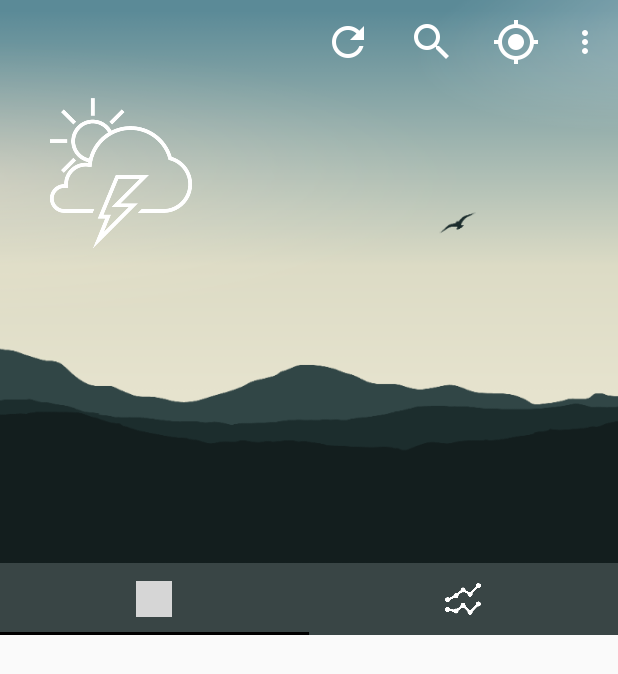
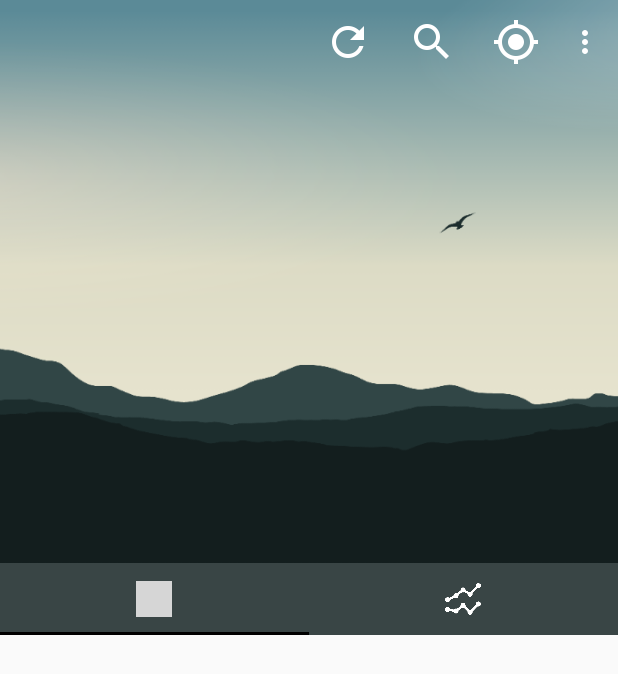
Before and after one commit to m4racz/Stormy, an Android app: the screen it shows after launch (MainActivity), on a phone screen of 412 x 824 dp. Shown: the top 674 px of the screen. Run offline under Robolectric (Android 15) with nearby library versions, the phone set to English and light mode, and no system bars; 2 statements that could not run were skipped; grey boxes are pictures that could not be loaded.

```diff
--- a/app/src/main/java/com/android/m4racz/stormy/FetchWeatherInfo.java
+++ b/app/src/main/java/com/android/m4racz/stormy/FetchWeatherInfo.java
@@ -11,11 +11,9 @@ import android.support.v7.widget.LinearLayoutManager;
 import android.support.v7.widget.RecyclerView;
 import android.util.Log;
 import android.view.View;
-import android.widget.ImageView;
 import android.widget.TextView;
 
 import com.android.m4racz.stormy.CurrentWeather.CurrentWeather;
-import com.android.m4racz.stormy.CurrentWeather.Main;
 import com.android.m4racz.stormy.ForecastWeather.ForecastWeather;
 import com.android.m4racz.stormy.ForecastWeather.List;
 import com.android.m4racz.stormy.Utils.CalcUtils;
@@ -122,8 +120,9 @@ public class FetchWeatherInfo extends AsyncTask<String, Void, ArrayList<String>>
 
         TextView mCurrentTemperature;
         TextView mCurrentWeatherIcon;
-        TextView mCurrentDescription;
+        TextView mCurrentLocation;
         TextView mCurrentLastUpdate;
+        TextView mCurrentCondition;
 
 
         if(result!=null) {
@@ -265,14 +264,27 @@ public class FetchWeatherInfo extends AsyncTask<String, Void, ArrayList<String>>
                 mCurrentSunsetIcon.setTypeface(MainActivity.weatherIcon);
                 mCurrentSunsetLabel.setTypeface(MainActivity.robotoLight);
                 mCurrentSunsetValue.setTypeface(MainActivity.robotoLight);
-                //CurrentWeather
+
+                //CurrentWeather Upper Section
+                mCurrentWeatherIcon = mainActivity.findViewById(R.id.current_weather_icon);
                 mCurrentTemperature = mainActivity.findViewById(R.id.current_weather_temperature);
-                mCurrentDescription = mainActivity.findViewById(R.id.current_weather_description);
+                mCurrentLocation = mainActivity.findViewById(R.id.current_weather_location);
                 mCurrentLastUpdate = mainActivity.findViewById(R.id.current_weather_last_update);
+                mCurrentCondition = mainActivity.findViewById(R.id.current_weather_condition);
 
                 mCurrentTemperature.setTypeface(MainActivity.robotoLight);
-                mCurrentDescription.setTypeface(MainActivity.robotoLight);
+                mCurrentLocation.setTypeface(MainActivity.robotoLight);
                 mCurrentLastUpdate.setTypeface(MainActivity.robotoLight);
+                mCurrentWeatherIcon.setTypeface(MainActivity.weatherIcon);
+                mCurrentCondition.setTypeface(MainActivity.robotoLight);
+
+                //Current Weather UpperSection
+                mCurrentWeatherIcon.setText("R");
+                mCurrentLocation.setText("Location: Prague");
+                mCurrentLastUpdate.setText("Last update: 3 hours ago");
+                mCurrentTemperature.setText("33°");
+                mCurrentCondition.setText("Condition: Clear Sky");
+
 
                 //setting Icons
                 mCurrentHumidityIcon.setText("8");
@@ -282,6 +294,7 @@ public class FetchWeatherInfo extends AsyncTask<String, Void, ArrayList<String>>
                 mCurrentSunsetIcon.setText("D");
                 mCurrentVisibilityIcon.setText("(");
 
+
                 //setting labels
                 mCurrentHumidityLabel.setText("Humidity");
                 mCurrentWindLabel.setText("WindSpeed");
@@ -289,12 +302,8 @@ public class FetchWeatherInfo extends AsyncTask<String, Void, ArrayList<String>>
                 mCurrentSunriseLabel.setText("Sun Rise");
                 mCurrentSunsetLabel.setText("Sun Set");
                 mCurrentVisibilityLabel.setText("Visibility");
-                mCurrentDescription.setText("Clear Sky");
-                mCurrentLastUpdate.setText("Last update: 3 hours ago");
-                mCurrentTemperature.setText("33°");
 
                 //setting blind values
-                // TODO: 08.10.2018 nastavit ostre hodnoty
                 mCurrentHumidityValue.setText("95%");
                 mCurrentWindValue.setText("35 m/s");
                 mCurrentPreasureValue.setText("1015 hPa");
@@ -302,28 +311,6 @@ public class FetchWeatherInfo extends AsyncTask<String, Void, ArrayList<String>>
                 mCurrentSunsetValue.setText("22:50");
                 mCurrentVisibilityValue.setText("10000m");
 
-
-
-                /*
-                weatherCurrentForecast.setText(currentWeather.getWeather().get(0).getDescription());
-                weatherForecastDate.setText(df.format((forecastdate.getTime())));
-                weatherCurrentLocation.setText(String.format("%s, %s", currentWeather.getName(), currentWeather.getSys().getCountry()));
-
-                mCurrentTemperature.setText(String.format("%s °C", currentTemperature));
-                weatherTemperatureMax.setText(String.format("Min: %s °C", maxTemperature));
-                weatherTemperatureMin.setText(String.format("Max: %s °C", minTemperature));
-                mCurrentWindSpeed.setText(String.format("Wind: %1$s m/s %2$s", windSpeed, windDirection));
-
-                //set Image Views
-
-                int weatherIconsGson = currentWeather.getWeather().get(0).getId();
-                int weatherIconID = WeatherUtils.getWeatherIcon(weatherIconsGson);
-
-                String PACKAGE_NAME = context.getPackageName();
-                int imgID = context.getResources().getIdentifier(String.valueOf(weatherIconID), null, null);
-                Log.i(TAG, "imgID: " + imgID);
-                weatherIconImage.setImageResource(context.getResources().getIdentifier(String.valueOf(imgID), "drawable", PACKAGE_NAME));
-                */
             }
         }
 
--- a/app/src/main/java/com/android/m4racz/stormy/MainActivity.java
+++ b/app/src/main/java/com/android/m4racz/stormy/MainActivity.java
@@ -127,6 +127,7 @@ public class MainActivity extends AppCompatActivity {
     @RequiresApi(api = Build.VERSION_CODES.LOLLIPOP)
     @Override
     protected void onCreate(Bundle savedInstanceState) {
+
 
         //SET MAIN SCREEN
         super.onCreate(savedInstanceState);
--- a/app/src/main/res/layout/activity_main.xml
+++ b/app/src/main/res/layout/activity_main.xml
@@ -49,15 +49,23 @@
                 app:layout_collapseMode="parallax">
 
                 <TextView
-                    android:id="@+id/current_weather_description"
+                    android:id="@+id/current_weather_location"
                     android:layout_width="240dp"
                     android:layout_height="23dp"
                     android:layout_marginStart="8dp"
                     android:layout_marginLeft="8dp"
-                    android:shadowColor="#FFFFFF"
-                    android:shadowDx="0.0"
-                    android:shadowDy="0.0"
-                    android:shadowRadius="18"
+                    android:textColor="@color/primaryTextColor"
+                    android:textSize="16sp"
+                    app:layout_constraintBottom_toTopOf="@+id/current_weather_condition"
+                    app:layout_constraintStart_toStartOf="parent"
+                    tools:text="Location: Prague" />
+
+                <TextView
+                    android:id="@+id/current_weather_condition"
+                    android:layout_width="240dp"
+                    android:layout_height="23dp"
+                    android:layout_marginStart="8dp"
+                    android:layout_marginLeft="8dp"
                     android:textColor="@color/primaryTextColor"
                     android:textSize="16sp"
                     app:layout_constraintBottom_toTopOf="@+id/current_weather_last_update"
@@ -71,15 +79,35 @@
                     android:layout_marginStart="8dp"
                     android:layout_marginLeft="8dp"
                     android:gravity="center_vertical"
-                    android:shadowColor="#FFFFFF"
-                    android:shadowDx="0.0"
-                    android:shadowDy="0.0"
-                    android:shadowRadius="18"
                     android:maxLines="1"
+                    android:textSize="16sp"
                     android:textColor="@color/primaryTextColor"
                     app:layout_constraintBottom_toBottomOf="parent"
                     app:layout_constraintStart_toStartOf="parent"
                     tools:text="Last update: 6:59 am" />
+
+                <TextView
+                    android:id="@+id/current_weather_icon"
+                    android:layout_width="wrap_content"
+                    android:layout_height="wrap_content"
+                    android:layout_marginStart="8dp"
+                    android:layout_marginLeft="8dp"
+                    android:layout_marginTop="8dp"
+                    android:gravity="center_vertical"
+                    android:maxLines="1"
+                    android:paddingLeft="4sp"
+                    android:paddingTop="4sp"
+                    android:paddingRight="4sp"
+                    android:paddingBottom="4sp"
+                    android:textColor="@color/primaryTextColor"
+                    android:textSize="80sp"
+                    app:layout_constraintBottom_toBottomOf="parent"
+                    app:layout_constraintEnd_toEndOf="parent"
+                    app:layout_constraintHorizontal_bias="0.203"
+                    app:layout_constraintStart_toStartOf="parent"
+                    app:layout_constraintTop_toTopOf="parent"
+                    app:layout_constraintVertical_bias="0.0"
+                    tools:text="IC" />
 
                 <TextView
                     android:id="@+id/current_weather_temperature"
@@ -104,14 +132,6 @@
                     app:layout_constraintEnd_toEndOf="parent"
                     tools:text="32°" />
 
-                <ImageView
-                    android:id="@+id/imageView"
-                    android:layout_width="129dp"
-                    android:layout_height="114dp"
-                    android:layout_marginStart="8dp"
-                    android:layout_marginLeft="8dp"
-                    app:layout_constraintStart_toStartOf="parent"
-                    app:srcCompat="@drawable/weather_rain" />
             </android.support.constraint.ConstraintLayout>
 
             <android.support.v7.widget.Toolbar
--- a/app/src/main/res/layout/tab_current_weather_linear.xml
+++ b/app/src/main/res/layout/tab_current_weather_linear.xml
@@ -25,10 +25,10 @@
             android:layout_width="60dp"
             android:layout_height="60dp"
             android:layout_alignParentLeft="true"
-            android:layout_marginBottom="8dp"
             android:layout_marginLeft="6dp"
             android:layout_marginTop="8dp"
-            android:textSize="40sp"
+            android:layout_marginBottom="8dp"
+            android:textSize="36sp"
             tools:text="ICON" />
 
         <TextView
@@ -73,10 +73,10 @@
             android:layout_width="60dp"
             android:layout_height="60dp"
             android:layout_alignParentLeft="true"
-            android:layout_marginBottom="8dp"
             android:layout_marginLeft="6dp"
             android:layout_marginTop="8dp"
-            android:textSize="40sp"
+            android:layout_marginBottom="8dp"
+            android:textSize="36sp"
             tools:text="ICON" />
 
         <TextView
@@ -125,7 +125,7 @@
             android:layout_centerVertical="true"
             android:layout_marginStart="5dp"
             android:layout_marginLeft="6dp"
-            android:textSize="40sp"
+            android:textSize="36sp"
             tools:text="ICON" />
 
         <TextView
@@ -170,10 +170,10 @@
             android:layout_width="60dp"
             android:layout_height="60dp"
             android:layout_alignParentLeft="true"
-            android:layout_marginBottom="8dp"
             android:layout_marginLeft="6dp"
             android:layout_marginTop="8dp"
-            android:textSize="40sp"
+            android:layout_marginBottom="8dp"
+            android:textSize="36sp"
             tools:text="ICON" />
 
         <TextView
@@ -216,10 +216,10 @@
             android:layout_width="60dp"
             android:layout_height="60dp"
             android:layout_alignParentLeft="true"
-            android:layout_marginBottom="8dp"
             android:layout_marginLeft="6dp"
             android:layout_marginTop="8dp"
-            android:textSize="40sp"
+            android:layout_marginBottom="8dp"
+            android:textSize="36sp"
             tools:text="ICON" />
 
         <TextView
@@ -264,10 +264,10 @@
             android:layout_width="60dp"
             android:layout_height="60dp"
             android:layout_alignParentLeft="true"
-            android:layout_marginBottom="8dp"
             android:layout_marginLeft="6dp"
             android:layout_marginTop="8dp"
-            android:textSize="40sp"
+            android:layout_marginBottom="8dp"
+            android:textSize="36sp"
             tools:text="ICON" />
 
         <TextView
```
Also changed, not shown: 629 other files.
